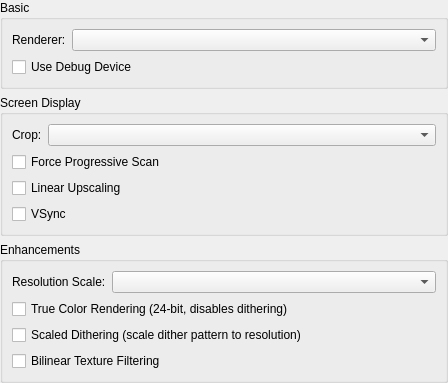
Above: src/duckstation-qt/gpusettingswidget.ui from kofxi3584karlayang/duckstation before the change. Below: the same form after it.
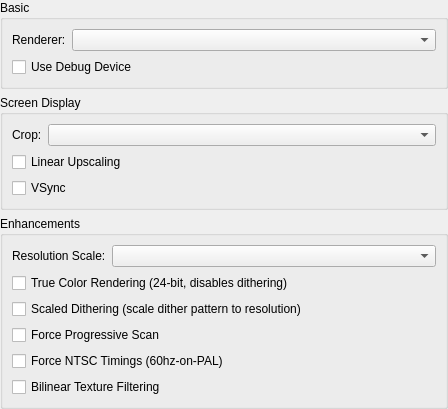
That is the form after the change.

Commit message:
GPU: Add Force NTSC timings option
This option forces NTSC timings for PAL games, causing them to either
run faster (more likely) or smoother (less likely).

```diff
--- a/src/duckstation-qt/gpusettingswidget.ui
+++ b/src/duckstation-qt/gpusettingswidget.ui
@@ -69,20 +69,13 @@
        <widget class="QComboBox" name="cropMode"/>
       </item>
       <item row="1" column="0" colspan="2">
-       <widget class="QCheckBox" name="forceProgressiveScan">
-        <property name="text">
-         <string>Force Progressive Scan</string>
-        </property>
-       </widget>
-      </item>
-      <item row="2" column="0" colspan="2">
        <widget class="QCheckBox" name="displayLinearFiltering">
         <property name="text">
          <string>Linear Upscaling</string>
         </property>
        </widget>
       </item>
-      <item row="3" column="0" colspan="2">
+      <item row="2" column="0" colspan="2">
        <widget class="QCheckBox" name="vsync">
         <property name="text">
          <string>VSync</string>
@@ -123,6 +116,20 @@
        </widget>
       </item>
       <item row="3" column="0" colspan="2">
+       <widget class="QCheckBox" name="forceProgressiveScan">
+        <property name="text">
+         <string>Force Progressive Scan</string>
+        </property>
+       </widget>
+      </item>
+      <item row="4" column="0" colspan="2">
+       <widget class="QCheckBox" name="forceNTSCTimings">
+        <property name="text">
+         <string>Force NTSC Timings (60hz-on-PAL)</string>
+        </property>
+       </widget>
+      </item>
+      <item row="5" column="0" colspan="2">
        <widget class="QCheckBox" name="linearTextureFiltering">
         <property name="text">
          <string>Bilinear Texture Filtering</string>
```
The commit also changes 7 other files.
